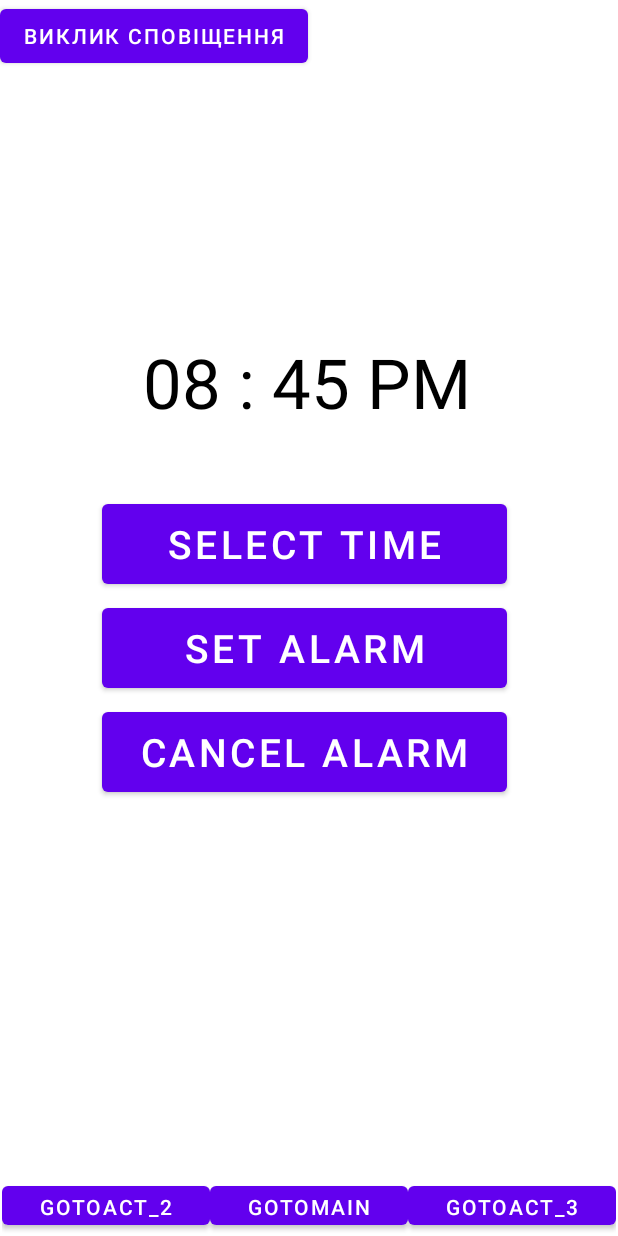
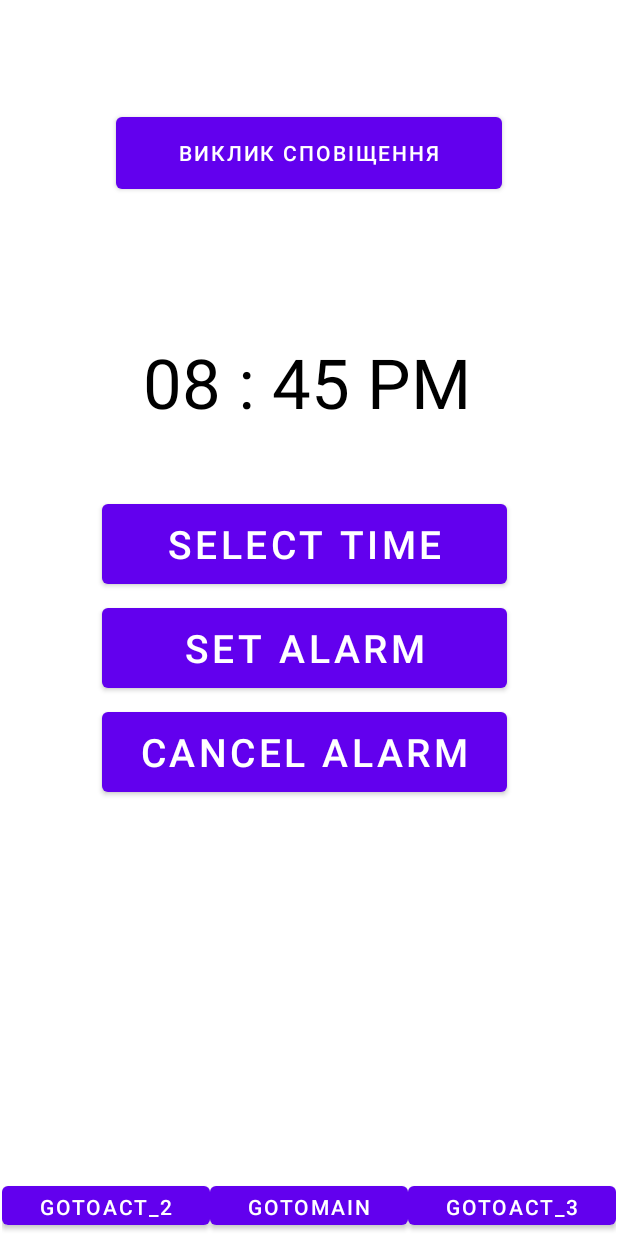
Before and after one commit to rlazyrk/SaveCoinApplication, an Android app: the screen it shows after launch (Activity_2), after a tap on "GOTOACT_2", on a phone screen of 412 x 824 dp. Run offline under Robolectric (Android 15) with nearby library versions, the phone set to English and light mode, and no system bars.

Commit message:
fix bug with button shifted in upper left corner

```diff
--- a/app/src/main/res/layout/activity_2.xml
+++ b/app/src/main/res/layout/activity_2.xml
@@ -61,16 +61,18 @@
             android:text="GoToAct_3" />
     </LinearLayout>
 
+
     <Button
+        android:id="@+id/notification_button"
+        android:layout_width="257dp"
+        android:layout_height="60dp"
+        android:layout_marginTop="72dp"
+        android:layout_weight="1"
         android:onClick="push"
-        android:id="@+id/notification_button"
-        android:layout_width="0dp"
-        android:layout_height="wrap_content"
-        android:layout_weight="1"
         android:text="Виклик сповіщення"
-        tools:layout_editor_absoluteX="93dp"
-        tools:layout_editor_absoluteY="69dp" />
-
+        app:layout_constraintEnd_toEndOf="parent"
+        app:layout_constraintStart_toStartOf="parent"
+        app:layout_constraintTop_toTopOf="parent" />
 
     <Button
         android:id="@+id/selectTimeBtn"
```
